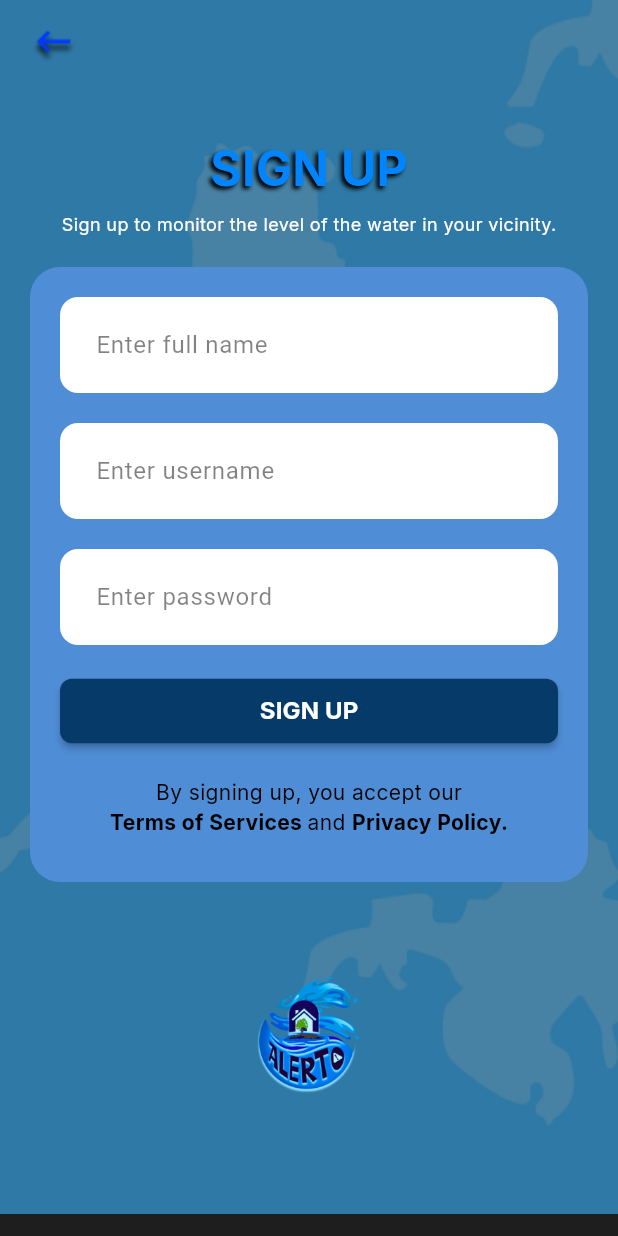
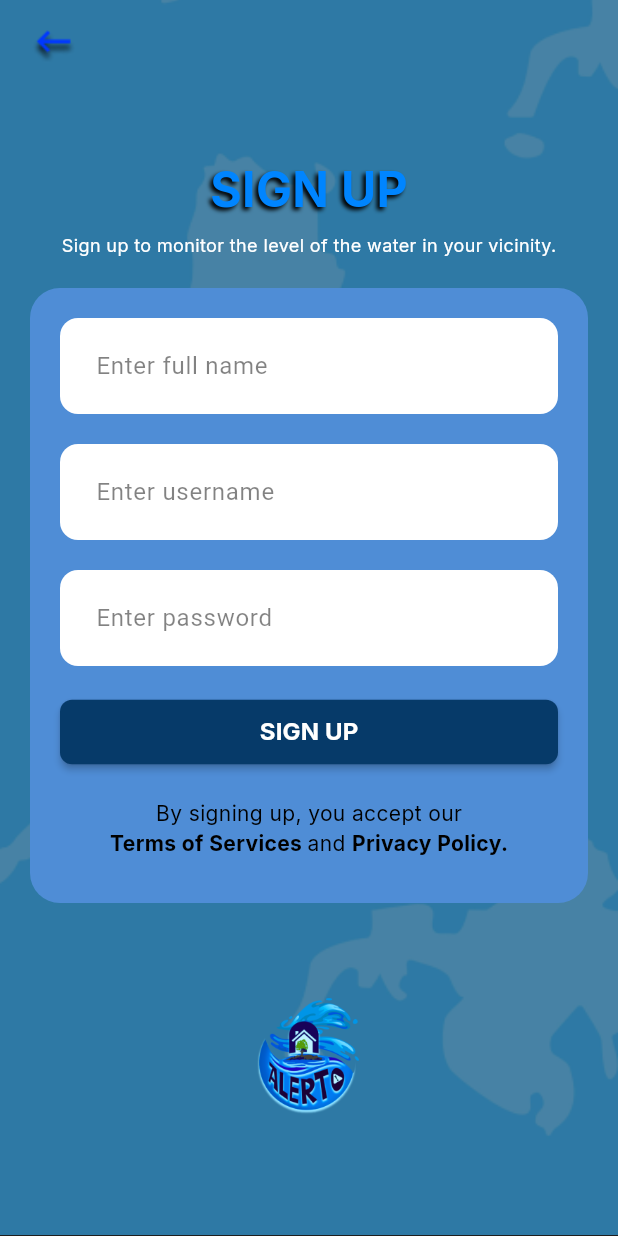
Before and after one commit to adriansgrrx/alerto, a Flutter app: the screen it shows after launch, after a tap on "SIGN UP", on a phone screen of 412 x 824 dp. Run offline on Flutter 3.47's test engine with Material 3 defaults, Android fonts, the light colour scheme and no system bars; our stand-ins replace get, google_fonts.

Commit message:
Sign up and Sign in page modified

```diff
--- a/lib/Pages/3_SignIn.dart
+++ b/lib/Pages/3_SignIn.dart
@@ -31,7 +31,6 @@ class _SignInState extends State<SignIn> {
                 ),
                 Padding(
                   padding: const EdgeInsets.all(20.0),
-                  child: Expanded(
                   child: Column(
                     crossAxisAlignment: CrossAxisAlignment.start,
                     children: [
@@ -41,7 +40,7 @@ class _SignInState extends State<SignIn> {
                           Get.back();
                         },
                       ),
-                        const Padding(padding: EdgeInsets.all(70.0)),
+                      const Padding(padding: EdgeInsets.all(75.0)),
                       Center(
                         child: Column(
                           crossAxisAlignment: CrossAxisAlignment.center,
@@ -270,7 +269,6 @@ class _SignInState extends State<SignIn> {
                     ],
                   ),
                 ),
-                ),
                 // Positioned(
                 //   bottom: 0,
                 //   left: 0,
--- a/lib/Pages/4_SignUp.dart
+++ b/lib/Pages/4_SignUp.dart
@@ -30,7 +30,6 @@ class _SignUpState extends State<SignUp> {
                 ),
                 Padding(
                   padding: const EdgeInsets.all(20.0),
-                  child: Expanded(
                   child: Column(
                     crossAxisAlignment: CrossAxisAlignment.start,
                     children: [
@@ -40,9 +39,7 @@ class _SignUpState extends State<SignUp> {
                           Get.back();
                         },
                       ),
-                        const Padding(
-                          padding: EdgeInsets.all(23.0),
-                        ),
+                      const Padding(padding: EdgeInsets.all(30.0)),
                       Center(
                         child: Column(
                           crossAxisAlignment: CrossAxisAlignment.center,
@@ -307,8 +304,7 @@ class _SignUpState extends State<SignUp> {
                                     ),
                                   ),
                                   Row(
-                                      mainAxisAlignment:
-                                          MainAxisAlignment.center,
+                                    mainAxisAlignment: MainAxisAlignment.center,
                                     children: [
                                       GestureDetector(
                                         onTap: () {},
@@ -367,7 +363,6 @@ class _SignUpState extends State<SignUp> {
                     ],
                   ),
                 ),
-                ),
                 // Positioned(
                 //   bottom: 0,
                 //   left: 0,
```
Lines whose indentation alone changed are shown as unchanged.
